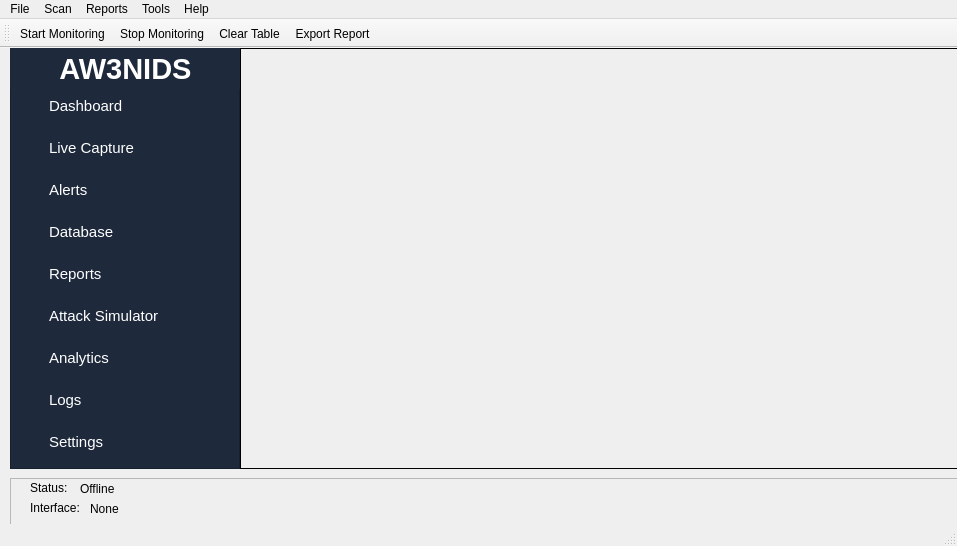
Before: the Qt Designer form resources/ui/main_window.ui in Awes0m3D/AW3NIDS, drawn with Qt 5.
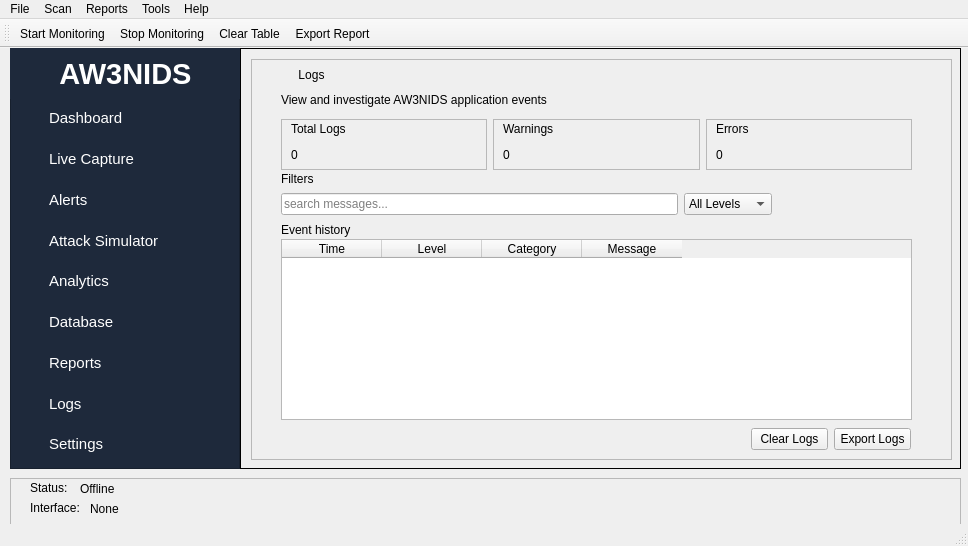
After: the same form once the commit is applied. The open tabs and pages were chosen to show the change.

The edit to the form file:
```diff
--- a/resources/ui/main_window.ui
+++ b/resources/ui/main_window.ui
@@ -6,7 +6,7 @@
    <rect>
     <x>0</x>
     <y>0</y>
-    <width>957</width>
+    <width>968</width>
     <height>546</height>
    </rect>
   </property>
@@ -68,7 +68,7 @@
           <x>0</x>
           <y>0</y>
           <width>231</width>
-          <height>41</height>
+          <height>51</height>
          </rect>
         </property>
         <property name="styleSheet">
@@ -88,9 +88,9 @@
         <property name="geometry">
          <rect>
           <x>30</x>
-          <y>40</y>
+          <y>52</y>
           <width>171</width>
-          <height>374</height>
+          <height>361</height>
          </rect>
         </property>
         <layout class="QVBoxLayout" name="NavSidebar">
@@ -172,58 +172,6 @@
            </property>
           </widget>
          </item>
-         <item>
-          <widget class="QPushButton" name="btnDatabase">
-           <property name="styleSheet">
-            <string notr="true">QPushButton{
-	font: 8pt &quot;Product Sans&quot;;
-	background_color: #334155; 
-	color: white;
-	border: none;
-	padding:9px;
-	text-align: left;
-	font-size: 11pt;
-}
-
-QPushButton:hover{
-	background-color:#475569;
-}
-
-QPushButton:pressed{
-	background-color: #0EA5E9;
-}</string>
-           </property>
-           <property name="text">
-            <string>Database</string>
-           </property>
-          </widget>
-         </item>
-         <item>
-          <widget class="QPushButton" name="btnReports">
-           <property name="styleSheet">
-            <string notr="true">QPushButton{
-	font: 8pt &quot;Product Sans&quot;;
-	background_color: #334155; 
-	color: white;
-	border: none;
-	padding:9px;
-	text-align: left;
-	font-size: 11pt;
-}
-
-QPushButton:hover{
-	background-color:#475569;
-}
-
-QPushButton:pressed{
-	background-color: #0EA5E9;
-}</string>
-           </property>
-           <property name="text">
-            <string>Reports</string>
-           </property>
-          </widget>
-         </item>
          <item>
           <widget class="QPushButton" name="btnSimulator">
            <property name="styleSheet">
@@ -276,6 +224,58 @@
            </property>
           </widget>
          </item>
+         <item>
+          <widget class="QPushButton" name="btnDatabase">
+           <property name="styleSheet">
+            <string notr="true">QPushButton{
+	font: 8pt &quot;Product Sans&quot;;
+	background_color: #334155; 
+	color: white;
+	border: none;
+	padding:9px;
+	text-align: left;
+	font-size: 11pt;
+}
+
+QPushButton:hover{
+	background-color:#475569;
+}
+
+QPushButton:pressed{
+	background-color: #0EA5E9;
+}</string>
+           </property>
+           <property name="text">
+            <string>Database</string>
+           </property>
+          </widget>
+         </item>
+         <item>
+          <widget class="QPushButton" name="btnReports">
+           <property name="styleSheet">
+            <string notr="true">QPushButton{
+	font: 8pt &quot;Product Sans&quot;;
+	background_color: #334155; 
+	color: white;
+	border: none;
+	padding:9px;
+	text-align: left;
+	font-size: 11pt;
+}
+
+QPushButton:hover{
+	background-color:#475569;
+}
+
+QPushButton:pressed{
+	background-color: #0EA5E9;
+}</string>
+           </property>
+           <property name="text">
+            <string>Reports</string>
+           </property>
+          </widget>
+         </item>
          <item>
           <widget class="QPushButton" name="btnLogs">
            <property name="styleSheet">
@@ -1598,7 +1598,339 @@
         <height>401</height>
        </rect>
       </property>
-      <layout class="QVBoxLayout" name="LayoutLogs"/>
+      <layout class="QVBoxLayout" name="LayoutLogs">
+       <item>
+        <widget class="QFrame" name="frame_2">
+         <property name="frameShape">
+          <enum>QFrame::StyledPanel</enum>
+         </property>
+         <property name="frameShadow">
+          <enum>QFrame::Raised</enum>
+         </property>
+         <widget class="QLabel" name="label_2">
+          <property name="geometry">
+           <rect>
+            <x>30</x>
+            <y>30</y>
+            <width>281</width>
+            <height>21</height>
+           </rect>
+          </property>
+          <property name="text">
+           <string>View and investigate AW3NIDS application events</string>
+          </property>
+         </widget>
+         <widget class="QLabel" name="LogsPageTitle">
+          <property name="geometry">
+           <rect>
+            <x>-10</x>
+            <y>0</y>
+            <width>141</width>
+            <height>31</height>
+           </rect>
+          </property>
+          <property name="styleSheet">
+           <string notr="true">font: 75 20pt &quot;MS Shell Dlg 2&quot;;</string>
+          </property>
+          <property name="text">
+           <string>Logs</string>
+          </property>
+          <property name="alignment">
+           <set>Qt::AlignCenter</set>
+          </property>
+         </widget>
+         <widget class="QWidget" name="layoutWidget_4">
+          <property name="geometry">
+           <rect>
+            <x>30</x>
+            <y>60</y>
+            <width>631</width>
+            <height>51</height>
+           </rect>
+          </property>
+          <layout class="QHBoxLayout" name="horizontalLayoutAlerts_2">
+           <item>
+            <widget class="QFrame" name="frameTotalLogs">
+             <property name="frameShape">
+              <enum>QFrame::StyledPanel</enum>
+             </property>
+             <property name="frameShadow">
+              <enum>QFrame::Sunken</enum>
+             </property>
+             <widget class="QLabel" name="lblTotalLogs">
+              <property name="geometry">
+               <rect>
+                <x>10</x>
+                <y>20</y>
+                <width>151</width>
+                <height>31</height>
+               </rect>
+              </property>
+              <property name="styleSheet">
+               <string notr="true">font: 75 10pt &quot;MS Shell Dlg 2&quot;;</string>
+              </property>
+              <property name="text">
+               <string>0</string>
+              </property>
+              <property name="alignment">
+               <set>Qt::AlignLeading|Qt::AlignLeft|Qt::AlignVCenter</set>
+              </property>
+             </widget>
+             <widget class="QLabel" name="lblTotalAlertsTitle_2">
+              <property name="geometry">
+               <rect>
+                <x>10</x>
+                <y>0</y>
+                <width>171</width>
+                <height>20</height>
+               </rect>
+              </property>
+              <property name="styleSheet">
+               <string notr="true">
+font: 75 12pt &quot;MS Shell Dlg 2&quot;;</string>
+              </property>
+              <property name="text">
+               <string>Total Logs</string>
+              </property>
+              <property name="alignment">
+               <set>Qt::AlignLeading|Qt::AlignLeft|Qt::AlignVCenter</set>
+              </property>
+             </widget>
+            </widget>
+           </item>
+           <item>
+            <widget class="QFrame" name="frameWarnings">
+             <property name="frameShape">
+              <enum>QFrame::StyledPanel</enum>
+             </property>
+             <property name="frameShadow">
+              <enum>QFrame::Sunken</enum>
+             </property>
+             <widget class="QLabel" name="lblWarningLogs">
+              <property name="geometry">
+               <rect>
+                <x>10</x>
+                <y>20</y>
+                <width>161</width>
+                <height>31</height>
+               </rect>
+              </property>
+              <property name="styleSheet">
+               <string notr="true">font: 75 10pt &quot;MS Shell Dlg 2&quot;;</string>
+              </property>
+              <property name="text">
+               <string>0</string>
+              </property>
+              <property name="alignment">
+               <set>Qt::AlignLeading|Qt::AlignLeft|Qt::AlignVCenter</set>
+              </property>
+             </widget>
+             <widget class="QLabel" name="lblHighTitle_2">
+              <property name="geometry">
+               <rect>
+                <x>10</x>
+                <y>0</y>
+                <width>181</width>
+                <height>20</height>
+               </rect>
+              </property>
+              <property name="styleSheet">
+               <string notr="true">
+font: 75 12pt &quot;MS Shell Dlg 2&quot;;</string>
+              </property>
+              <property name="text">
+               <string>Warnings </string>
+              </property>
+              <property name="alignment">
+               <set>Qt::AlignLeading|Qt::AlignLeft|Qt::AlignVCenter</set>
+              </property>
+             </widget>
+            </widget>
+           </item>
+           <item>
+            <widget class="QFrame" name="frameErrors">
+             <property name="frameShape">
+              <enum>QFrame::StyledPanel</enum>
+             </property>
+             <property name="frameShadow">
+              <enum>QFrame::Sunken</enum>
+             </property>
+             <widget class="QLabel" name="lblCriticalTitle_2">
+              <property name="geometry">
+               <rect>
+                <x>10</x>
+                <y>0</y>
+                <width>171</width>
+                <height>20</height>
+               </rect>
+              </property>
+              <property name="styleSheet">
+               <string notr="true">
+font: 75 12pt &quot;MS Shell Dlg 2&quot;;</string>
+              </property>
+              <property name="text">
+               <string>Errors</string>
+              </property>
+              <property name="alignment">
+               <set>Qt::AlignLeading|Qt::AlignLeft|Qt::AlignVCenter</set>
+              </property>
+             </widget>
+             <widget class="QLabel" name="lblErrorLogs">
+              <property name="geometry">
+               <rect>
+                <x>10</x>
+                <y>20</y>
+                <width>131</width>
+                <height>31</height>
+               </rect>
+              </property>
+              <property name="styleSheet">
+               <string notr="true">font: 75 10pt &quot;MS Shell Dlg 2&quot;;</string>
+              </property>
+              <property name="text">
+               <string>0</string>
+              </property>
+              <property name="alignment">
+               <set>Qt::AlignLeading|Qt::AlignLeft|Qt::AlignVCenter</set>
+              </property>
+             </widget>
+            </widget>
+           </item>
+          </layout>
+         </widget>
+         <widget class="QLabel" name="label_17">
+          <property name="geometry">
+           <rect>
+            <x>30</x>
+            <y>110</y>
+            <width>47</width>
+            <height>20</height>
+           </rect>
+          </property>
+          <property name="text">
+           <string>Filters</string>
+          </property>
+         </widget>
+         <widget class="QWidget" name="horizontalLayoutWidget_16">
+          <property name="geometry">
+           <rect>
+            <x>30</x>
+            <y>130</y>
+            <width>491</width>
+            <height>31</height>
+           </rect>
+          </property>
+          <layout class="QHBoxLayout" name="horizontalLayout_5">
+           <item>
+            <widget class="QLineEdit" name="txtSearchLogs">
+             <property name="placeholderText">
+              <string>search messages...</string>
+             </property>
+            </widget>
+           </item>
+           <item>
+            <widget class="QComboBox" name="cmbLogLevel">
+             <item>
+              <property name="text">
+               <string>All Levels</string>
+              </property>
+             </item>
+             <item>
+              <property name="text">
+               <string>INFO</string>
+              </property>
+             </item>
+             <item>
+              <property name="text">
+               <string>WARNING</string>
+              </property>
+             </item>
+             <item>
+              <property name="text">
+               <string>ERROR</string>
+              </property>
+             </item>
+             <item>
+              <property name="text">
+               <string>CRITICAL</string>
+              </property>
+             </item>
+            </widget>
+           </item>
+          </layout>
+         </widget>
+         <widget class="QLabel" name="label_18">
+          <property name="geometry">
+           <rect>
+            <x>30</x>
+            <y>160</y>
+            <width>91</width>
+            <height>21</height>
+           </rect>
+          </property>
+          <property name="text">
+           <string>Event history</string>
+          </property>
+         </widget>
+         <widget class="QTableWidget" name="tableLogs">
+          <property name="geometry">
+           <rect>
+            <x>30</x>
+            <y>180</y>
+            <width>631</width>
+            <height>181</height>
+           </rect>
+          </property>
+          <column>
+           <property name="text">
+            <string>Time</string>
+           </property>
+          </column>
+          <column>
+           <property name="text">
+            <string>Level</string>
+           </property>
+          </column>
+          <column>
+           <property name="text">
+            <string>Category</string>
+           </property>
+          </column>
+          <column>
+           <property name="text">
+            <string>Message</string>
+           </property>
+          </column>
+         </widget>
+         <widget class="QWidget" name="horizontalLayoutWidget_17">
+          <property name="geometry">
+           <rect>
+            <x>500</x>
+            <y>360</y>
+            <width>160</width>
+            <height>41</height>
+           </rect>
+          </property>
+          <layout class="QHBoxLayout" name="horizontalLayout_12">
+           <item>
+            <widget class="QPushButton" name="btnClearLogs">
+             <property name="text">
+              <string>Clear Logs</string>
+             </property>
+            </widget>
+           </item>
+           <item>
+            <widget class="QPushButton" name="btnExportLogs">
+             <property name="text">
+              <string>Export Logs</string>
+             </property>
+            </widget>
+           </item>
+          </layout>
+         </widget>
+        </widget>
+       </item>
+      </layout>
      </widget>
     </widget>
     <widget class="QWidget" name="pageAnalytics">
@@ -2052,7 +2384,7 @@
               <height>41</height>
              </rect>
             </property>
-            <layout class="QHBoxLayout" name="horizontalLayout_12">
+            <layout class="QHBoxLayout" name="layoutGenerateReport">
              <item>
               <widget class="QLabel" name="lblReportType">
                <property name="text">
@@ -3254,7 +3586,7 @@
     <rect>
      <x>0</x>
      <y>0</y>
-     <width>957</width>
+     <width>968</width>
      <height>21</height>
     </rect>
    </property>
```
Left out of the diff: 264 changed lines with no effect on the pictures.
